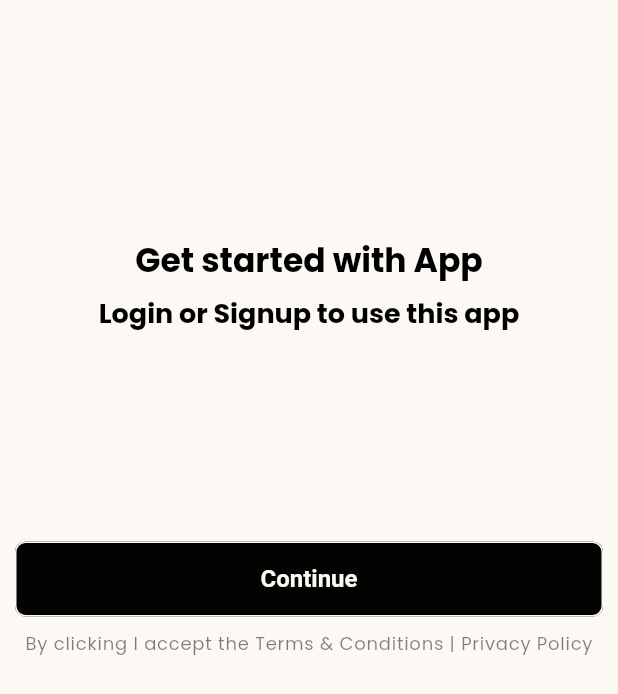
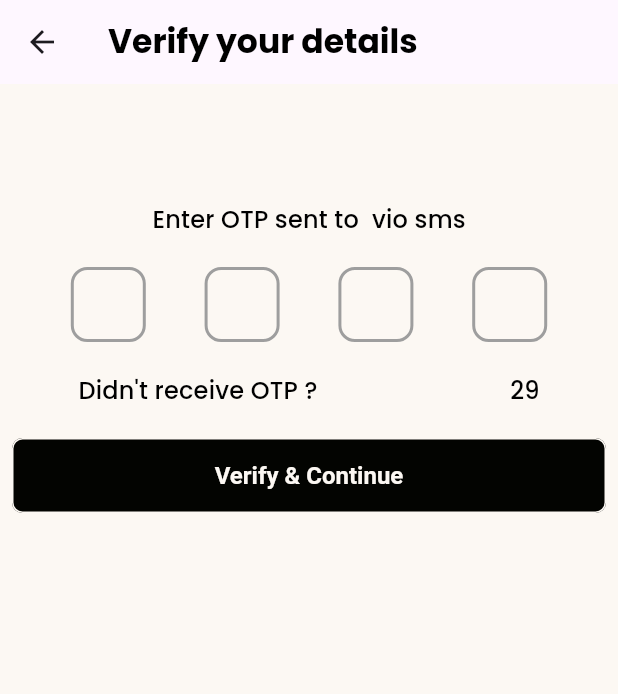
Before and after one commit to vidhanshu37/zesty, a Flutter app: the screen it shows after launch, after a tap on "Continue", on a phone screen of 412 x 824 dp. Shown: the top 694 px of the screen. Run offline on Flutter 3.47's test engine with Material 3 defaults, Android fonts, the phone set to English and light mode, and no system bars; our stand-ins replace intl_phone_field.

Commit message:
otpscreen

```diff
--- a/lib/screens/login_process/otpscreen.dart
+++ b/lib/screens/login_process/otpscreen.dart
@@ -0,0 +1,146 @@
+import 'package:flutter/cupertino.dart';
+import 'package:flutter/material.dart';
+import 'package:flutter/services.dart';
+import 'package:zesty/custom_widget/elevatedButton_cust.dart';
+import 'package:zesty/screens/login_process/signin.dart';
+
+class otpverify extends StatefulWidget{
+
+  final String phone;
+  otpverify({required this.phone});
+
+  @override
+  State<otpverify> createState() => _otpverifyState();
+}
+
+class _otpverifyState extends State<otpverify> {
+
+  List<TextEditingController> _otpcontroller = List.generate(4, (_) => TextEditingController());
+  final List<FocusNode> focusnode = List.generate(4, (_) => FocusNode());
+  bool _isResendAvailable = false;
+  int _timer = 30;
+
+  @override
+  void initState() {
+    // TODO: implement initState
+    super.initState();
+    _startTimer();
+  }
+
+  void _startTimer() {
+    Future.delayed(Duration(seconds: 1),(){
+      if(_timer > 0){
+        setState(() {
+          _timer--;
+        });
+        _startTimer();
+      } else{
+        setState(() {
+          _isResendAvailable = true;
+        });
+      }
+    });
+  }
+
+  void _resendOTP() {
+    setState(() {
+      _timer = 0030;
+      _isResendAvailable = false;
+      _startTimer();
+    });
+  }
+
+  void _handleotpinput(String value,int index){
+    if(value.isNotEmpty){
+      if(index < _otpcontroller.length - 1){
+        FocusScope.of(context).requestFocus(focusnode[index+1]);
+      } else{
+        FocusScope.of(context).unfocus();
+      }
+    }
+  }
+
+  @override
+  Widget build(BuildContext context) {
+    return Scaffold(
+      appBar: AppBar(
+        leading: IconButton(
+          icon: Icon(Icons.arrow_back),
+          onPressed: (){
+            Navigator.push(context, MaterialPageRoute(builder: (context) => signin(),));
+          },
+        ),
+        title: Text("Verify your details",style: Theme.of(context).textTheme.headlineLarge),
+      ),
+      body: Stack(
+          children: [ Padding(
+            padding: const EdgeInsets.all(8.0),
+            child: Column(
+              children: [
+                const SizedBox(height: 70,),
+                Text("Enter OTP sent to ${widget.phone} vio sms",style: Theme.of(context).textTheme.titleMedium),
+                const SizedBox(height: 20,),
+                Row(
+                  mainAxisAlignment: MainAxisAlignment.spaceEvenly,
+                  children:
+                  List.generate(4, (index) => _otpTextField(index),),),
+                const SizedBox(height: 20,),
+                Row(
+                  mainAxisAlignment: MainAxisAlignment.spaceEvenly,
+                  children: [
+                    Text("Didn't receive OTP ?",style: Theme.of(context).textTheme.titleMedium),
+                    const SizedBox(width: 40,),
+                    _isResendAvailable ? InkWell(
+                      onTap: _resendOTP,
+                      child: Text("Resend" ,style: Theme.of(context).textTheme.titleLarge),
+                    ) : Text('$_timer',style: Theme.of(context).textTheme.titleMedium),
+                  ],
+                ),
+                const SizedBox(height: 20,),
+                ZElevatedButton(title: "Verify & Continue", onPress: (){})
+              ],
+            ),
+          ),]
+      ) ,
+    );
+  }
+
+  Widget _otpTextField(int index){
+    return Container(
+      width: 50,
+      height: 50,
+      child: TextField(
+        controller: _otpcontroller[index],
+        keyboardType: TextInputType.number,
+        textAlign: TextAlign.center,
+        maxLength: 1,
+        inputFormatters: [FilteringTextInputFormatter.digitsOnly],
+        onChanged: (value) => _handleotpinput(value,index),
+        decoration: InputDecoration(
+          border: OutlineInputBorder(
+              borderRadius: BorderRadius.circular(11),
+              borderSide: BorderSide(
+                  width: 2,
+                  color: Colors.grey
+              )
+          ),
+          enabledBorder: OutlineInputBorder(
+              borderRadius: BorderRadius.circular(11),
+              borderSide: BorderSide(
+                width: 2,
+                color: Colors.grey,
+              )
+          ),
+          focusedBorder: OutlineInputBorder(
+              borderRadius: BorderRadius.circular(11),
+              borderSide: BorderSide(
+                width: 2,
+                color: Colors.black,
+              )
+          ),
+          counterText: '',
+        ),
+      ),
+    );
+  }
+}
--- a/lib/screens/login_process/signin.dart
+++ b/lib/screens/login_process/signin.dart
@@ -1,5 +1,6 @@
 import 'package:flutter/cupertino.dart';
 import 'package:flutter/material.dart';
+import 'package:intl_phone_field/intl_phone_field.dart';
 import 'package:zesty/custom_widget/elevatedButton_cust.dart';
 import 'package:zesty/screens/login_process/otpscreen.dart';
 import 'package:zesty/utils/constants/text_string.dart';
@@ -20,19 +21,31 @@ class signin extends StatelessWidget{
   @override
   Widget build(BuildContext context) {
     return Scaffold(
-      body: SingleChildScrollView(
-        child: Padding(
+      body: Stack(
+        children:[ Padding(
           padding: const EdgeInsets.all(10.0),
           child: Form(
             key: formkey,
             child: Column(
-              mainAxisAlignment: MainAxisAlignment.center,
+              //mainAxisAlignment: MainAxisAlignment.center,
               children: [
                 SizedBox(height: 150,),
                 Text(ZText.startApp,style: Theme.of(context).textTheme.headlineLarge,),
                 const SizedBox(height: 10,),
-                Text(ZText.loginOrSignup,style: Theme.of(context).textTheme.headlineSmall),
+                Text(ZText.loginOrSignup,style: Theme.of(context).textTheme.bodyLarge),
                 const SizedBox(height: 40,),
+                IntlPhoneField(
+                  decoration: InputDecoration(
+                    labelText: 'Phone Number',
+                    border: OutlineInputBorder(
+                      borderSide: BorderSide(),
+                    ),
+                  ),
+                  initialCountryCode: 'IN',
+                  onChanged: (phone) {
+                    print(phone.completeNumber);
+                  },
+                ),
                 // InternationalPhoneNumberInput(onInputChanged: (PhoneNumber number){
                 //   phone = number.phoneNumber ?? '' ;
                 //   print(number.phoneNumber);
@@ -71,15 +84,14 @@ class signin extends StatelessWidget{
 
                 const SizedBox(height: 100,),
                 ZElevatedButton(title: "Continue", onPress: (){
-                     // Navigator.push(context, MaterialPageRoute(builder: (context) => ,));
+                  Navigator.push(context, MaterialPageRoute(builder: (context) => otpverify(phone: phone,),));
                 }),
-
                 const SizedBox(height: 10,),
                 Text(ZText.termsConditions,style: Theme.of(context).textTheme.labelMedium),
               ],
             ),
           ),
-        ),
+        ),]
       ),
     );
   }
```
